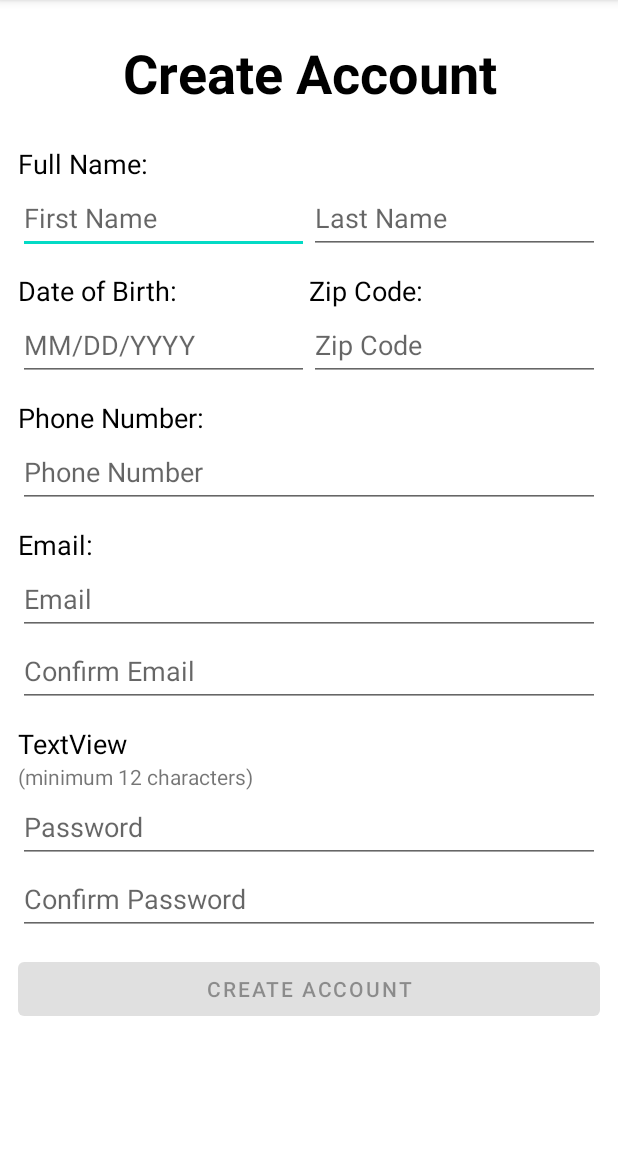
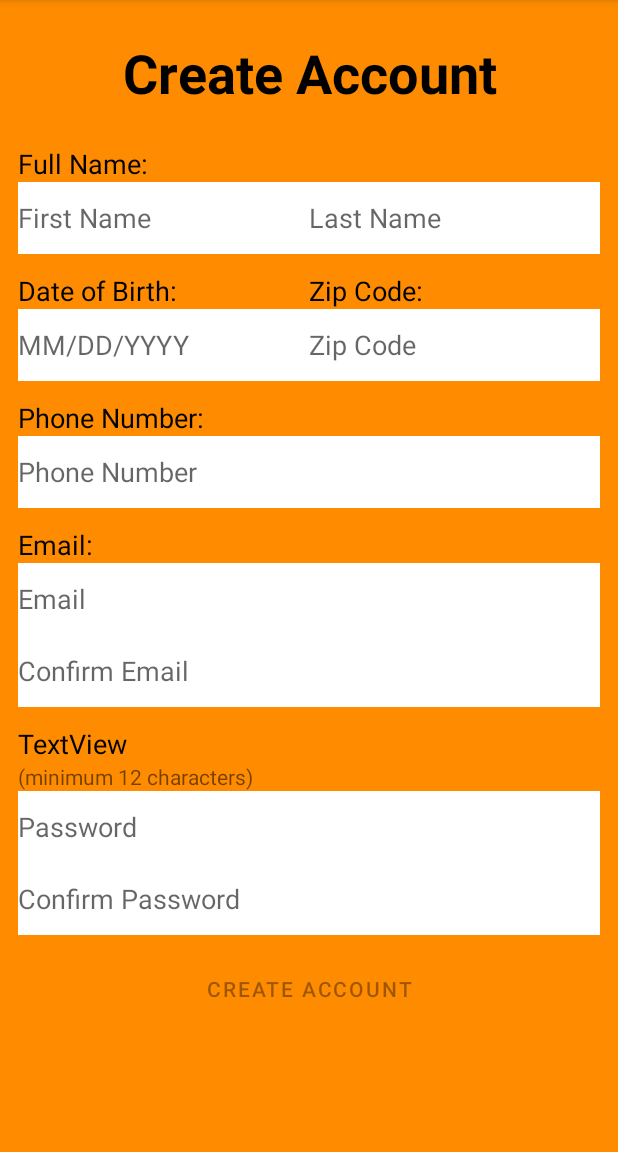
Before and after one commit to Linus319/TheValleyBankApp, an Android app: the CreateAccountActivity screen opened directly, with no data from a screen before it, on a phone screen of 412 x 824 dp, the part 84-1236 px from its top. Run offline under Robolectric (Android 15) with nearby library versions, the phone set to English and light mode, and no system bars.

Commit message:
colors on pages start of currency page

```diff
--- a/app/src/main/res/layout/activity_create_account.xml
+++ b/app/src/main/res/layout/activity_create_account.xml
@@ -4,7 +4,7 @@
     android:layout_width="match_parent"
     android:layout_height="match_parent"
     android:orientation="vertical"
-    android:background="@color/white">
+    android:background="@color/DarkOrange">
 
 
     <ScrollView
@@ -15,7 +15,8 @@
             android:layout_width="match_parent"
             android:layout_height="wrap_content"
             android:layout_marginHorizontal="12dp"
-            android:orientation="vertical">
+            android:orientation="vertical"
+            android:background="@color/DarkOrange">
 
             <TextView
                 android:id="@+id/createAccountText"
@@ -39,7 +40,8 @@
                     android:layout_height="wrap_content"
                     android:text="Full Name:"
                     android:textColor="@color/black"
-                    android:textSize="18sp" />
+                    android:textSize="18sp"
+                    android:background="@color/DarkOrange"/>
 
                 <LinearLayout
                     android:id="@+id/nameLayout"
@@ -55,7 +57,8 @@
                         android:layout_weight="1"
                         android:ems="10"
                         android:hint="First Name"
-                        android:inputType="textPersonName" />
+                        android:inputType="textPersonName"
+                        android:background="@color/white"/>
 
                     <EditText
                         android:id="@+id/enterLastName"
@@ -64,7 +67,8 @@
                         android:layout_weight="1"
                         android:ems="10"
                         android:hint="Last Name"
-                        android:inputType="textPersonName" />
+                        android:inputType="textPersonName"
+                        android:background="@color/white"/>
                 </LinearLayout>
             </LinearLayout>
 
@@ -96,7 +100,8 @@
                         android:layout_weight="1"
                         android:ems="10"
                         android:hint="MM/DD/YYYY"
-                        android:inputType="date" />
+                        android:inputType="date"
+                        android:background="@color/white"/>
 
                 </LinearLayout>
 
@@ -122,7 +127,8 @@
                         android:layout_weight="1"
                         android:ems="10"
                         android:hint="Zip Code"
-                        android:inputType="number" />
+                        android:inputType="number"
+                        android:background="@color/white" />
                 </LinearLayout>
 
             </LinearLayout>
@@ -147,7 +153,8 @@
                     android:layout_marginBottom="12dp"
                     android:ems="10"
                     android:hint="Phone Number"
-                    android:inputType="phone" />
+                    android:inputType="phone"
+                    android:background="@color/white"/>
 
                 <TextView
                     android:id="@+id/promptEmail"
@@ -163,7 +170,8 @@
                     android:layout_height="48dp"
                     android:ems="10"
                     android:hint="Email"
-                    android:inputType="textEmailAddress" />
+                    android:inputType="textEmailAddress"
+                    android:background="@color/white"/>
 
                 <EditText
                     android:id="@+id/confirmEmail"
@@ -172,7 +180,8 @@
                     android:layout_marginBottom="12dp"
                     android:ems="10"
                     android:hint="Confirm Email"
-                    android:inputType="textEmailAddress" />
+                    android:inputType="textEmailAddress"
+                    android:background="@color/white"/>
 
                 <TextView
                     android:id="@+id/promptPass"
@@ -195,7 +204,8 @@
                     android:layout_height="48dp"
                     android:ems="10"
                     android:hint="Password"
-                    android:inputType="textPassword" />
+                    android:inputType="textPassword"
+                    android:background="@color/white"/>
 
                 <EditText
                     android:id="@+id/confirmPass"
@@ -204,7 +214,8 @@
                     android:ems="10"
                     android:hint="Confirm Password"
                     android:inputType="textPassword"
-                    android:textColor="@color/black" />
+                    android:textColor="@color/black"
+                    android:background="@color/white"/>
             </LinearLayout>
 
             <Button
@@ -212,7 +223,8 @@
                 android:layout_width="match_parent"
                 android:layout_height="wrap_content"
                 android:layout_marginVertical="12dp"
-                android:text="Create Account" />
+                android:text="Create Account"
+                android:backgroundTint="@color/DarkOrange"/>
 
             <Space
                 android:layout_width="match_parent"
```
Also changed, not shown: app/src/main/AndroidManifest.xml (+7 -0 lines), app/src/main/res/layout/activity_account.xml (+29 -10 lines).
